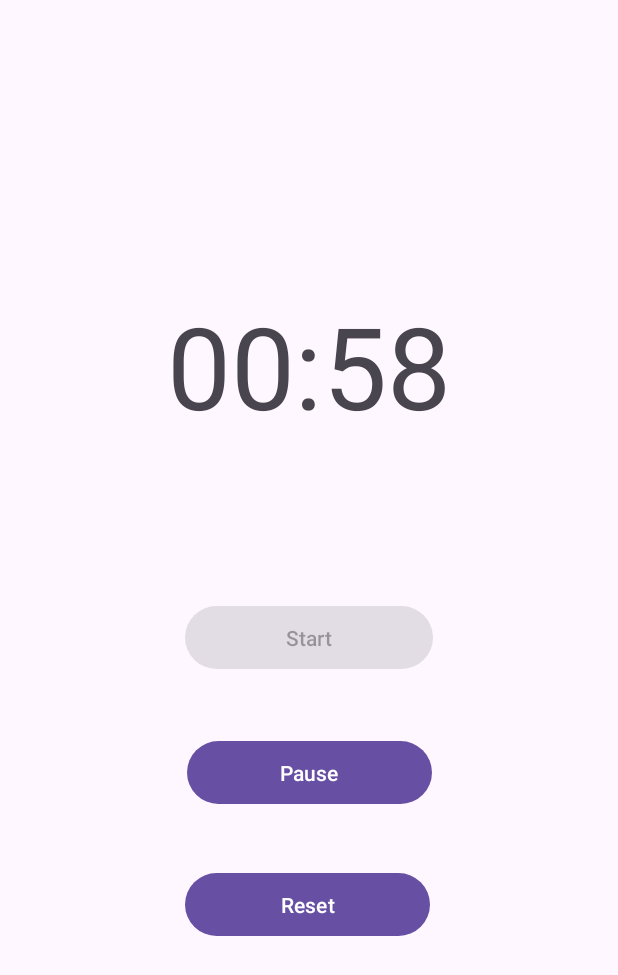
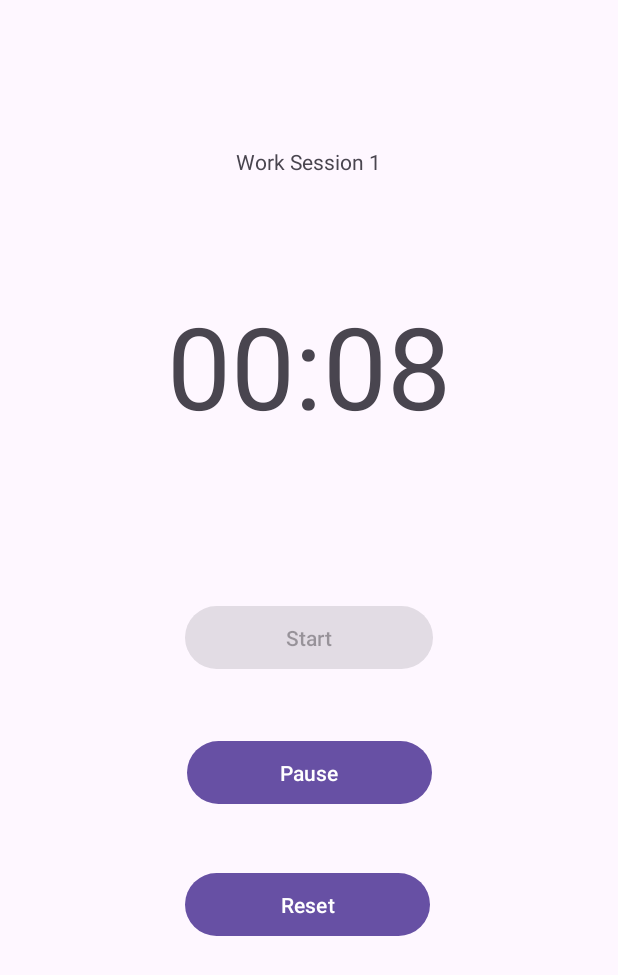
Before and after one commit to Moizsh10/Pomodoro_Technique_app, an Android app: the screen it shows after launch (MainActivity), after a tap on "Start", on a phone screen of 412 x 824 dp. Shown: the top 975 px of the screen. Run offline under Robolectric (Android 15) with nearby library versions, the phone set to English and light mode, and no system bars.

Commit message:
Completed method to track which part of pomodoro session is next. Fixed error that wouldn't allow Start button to re-enable

```diff
--- a/app/src/main/assets/test_data.csv
+++ b/app/src/main/assets/test_data.csv
@@ -1,3 +1,3 @@
-work_period,60000
-short_break_period,30000
-long_break_period,120000
+work_period,10000
+short_break_period,5000
+long_break_period,15000
--- a/app/src/main/java/com/example/pomodoro_technique_app/MainActivity.java
+++ b/app/src/main/java/com/example/pomodoro_technique_app/MainActivity.java
@@ -24,7 +24,7 @@ public class MainActivity extends AppCompatActivity {
     private int[] timerInvervals = new int[dataPoints];
     final int[] trackSessions = {4, 4, 1};
     private int[] numSessions = new int[3];
-    private int whichTime;
+    private int whichIndex;
     private boolean workSession = true;
     private boolean shortBreak = false;
 
@@ -45,14 +45,15 @@ public class MainActivity extends AppCompatActivity {
         Timer timer = new Timer();
         Button pauseButton = findViewById(R.id.pauseButton);
         Button resetButton = findViewById(R.id.resetButton);
-        whichTime = sessionTracker();
-        Log.d(TAG,"Index: "+whichTime+" chosen");
+        whichIndex = sessionTracker();
+        Log.d(TAG,"Index: "+ whichIndex +" chosen");
 
         pauseButton.setOnClickListener(new View.OnClickListener() {
             @Override
             public void onClick(View v) {
-                pausedTimeVal = pauseTimer(v, timer);
+                pausedTimeVal = pauseTimer(timer);
                 timerPaused = true;
+
                 Log.d(TAG, "Paused at Minutes: " + pausedTimeVal[0] + " Seconds: " + pausedTimeVal[1]);
             }
         });
@@ -60,7 +61,7 @@ public class MainActivity extends AppCompatActivity {
         resetButton.setOnClickListener(new View.OnClickListener() {
             @Override
             public void onClick(View v) {
-                resetTimer(v, timer);
+                resetTimer(timer);
                 timerReset = true;
             }
         });
@@ -75,21 +76,22 @@ public class MainActivity extends AppCompatActivity {
             int minutes = Integer.parseInt(pausedTimeVal[0]) * 60000;
             int seconds = Integer.parseInt(pausedTimeVal[1]) * 1000; // Multiply by 1000 to convert seconds to milliseconds
             postPauseTime = minutes+seconds;
-            startTimer(v,timer,postPauseTime);
+            startTimer(timer,postPauseTime);
             timerPaused = false;
+            Log.d(TAG, "Starting from a pause");
         }
         else {
-            startTimer(v, timer, timerInvervals[whichTime]);
+            startTimer(timer, timerInvervals[whichIndex]);
+            Log.d(TAG, "Starting from time data array");
         }
     }
 
-    public void startTimer(View start, Timer timer, int timeLen) {
+    public void startTimer(Timer timer, int timeLen) {
 
         Log.d(TAG,"Start Button clicked");
         // Disable start button
         Button startButton = findViewById(R.id.startButton);
         startButton.setEnabled(false);
-//        startButton.setVisibility(View.INVISIBLE);
 
         TextView displayTime = findViewById(R.id.timerView); // Grab the TextView being used to display time in the app
 
@@ -116,20 +118,32 @@ public class MainActivity extends AppCompatActivity {
 
                count = count - 1000; // reduce time by one second
                if (count < 0) {
-                   displayTime.setText("Timer Finished!");
-                   startButton.setEnabled(true);
-                   timer.cancel();
-                   Log.d(TAG,"Timer Finished");
+                   try {
+                       displayTime.setText("Timer Finished!");
+                       timer.cancel();
+                       runOnUiThread(new Runnable() {
+
+                           @Override
+                           public void run() {
+
+                               startButton.setEnabled(true);
+
+                           }
+                       });
+
+                       Log.d(TAG, "Timer Finished");
+                   } catch (Exception e) {
+                       Log.d(TAG,e.getMessage());
+                   }
                }
            }
        };
        timer.schedule(task, 0, 1000); // task starts immediately, with pause of 1 second between run cycles
-
         timerReset = false;
 
     }
 
-    public String[] pauseTimer(View pause, Timer timer) {
+    public String[] pauseTimer(Timer timer) {
         String[] timeVals;
 
         Log.d(TAG,"Pause Button clicked");
@@ -146,7 +160,7 @@ public class MainActivity extends AppCompatActivity {
 
         return timeVals;
     }
-    public void resetTimer(View reset, Timer timer) {
+    public void resetTimer(Timer timer) {
         Log.d(TAG,"Reset Button clicked");
         timer.cancel();
 
@@ -166,29 +180,43 @@ public class MainActivity extends AppCompatActivity {
 
     public int sessionTracker() {
         int index = 0;
+        TextView sessionIndicator = findViewById(R.id.sessionView);
         if (numSessions[0] == trackSessions[0] && numSessions[1] == trackSessions[1] && numSessions[2] == trackSessions[2]) {
             workSession = true;
             shortBreak = false;
             for (int i = 0; i < 3; i++) {
                 numSessions[i] = 0;
             }
-            index = 0;
+            // immediately start a work session again, set index equal to one so the next run is a short break
+            numSessions[0] = 1;
+            sessionIndicator.setText("Work Session" + numSessions[0]);
+            Log.d(TAG,"Reset Session");
+
+            index = 1;
+
         } else if(numSessions[0] == trackSessions[0] && numSessions[1] == trackSessions[1]){
+            workSession = true;
+            shortBreak = false;
+            numSessions[2]++;
+            index = 2;
+            sessionIndicator.setText("Long Break");
+            Log.d(TAG,"Begin long break");
+
+        } else if (workSession && numSessions[0] < trackSessions[0]) {
             workSession = false;
             shortBreak = true;
-            numSessions[2]++;
-            index = 2;
-
-        } else if (workSession && numSessions[0] < trackSessions[0]) {
-            workSession = true;
-            shortBreak = false;
             numSessions[0]++;
             index = 0;
+            sessionIndicator.setText("Work Session " + numSessions[0]);
+            Log.d(TAG,"Begin work session");
+
         } else if (shortBreak && numSessions[1] < trackSessions[1]){
             workSession = true;
             shortBreak = false;
             numSessions[1]++;
             index = 1;
+            sessionIndicator.setText("Short Break " + numSessions[1]);
+            Log.d(TAG,"Begin short break");
         }
 
         return index;
--- a/app/src/main/res/layout/activity_main.xml
+++ b/app/src/main/res/layout/activity_main.xml
@@ -51,4 +51,17 @@
         app:layout_constraintStart_toStartOf="parent"
         app:layout_constraintTop_toBottomOf="@+id/startButton" />
 
+    <TextView
+        android:id="@+id/sessionView"
+        android:layout_width="wrap_content"
+        android:layout_height="wrap_content"
+        android:layout_marginBottom="60dp"
+        android:text="@string/session"
+        app:layout_constraintBottom_toTopOf="@+id/timerView"
+        app:layout_constraintEnd_toEndOf="parent"
+        app:layout_constraintHorizontal_bias="0.498"
+        app:layout_constraintStart_toStartOf="parent"
+        app:layout_constraintTop_toTopOf="parent"
+        app:layout_constraintVertical_bias="0.865" />
+
 </androidx.constraintlayout.widget.ConstraintLayout>
--- a/app/src/main/res/values/strings.xml
+++ b/app/src/main/res/values/strings.xml
@@ -4,4 +4,5 @@
     <string name="start">Start</string>
     <string name="pause">Pause</string>
     <string name="reset">Reset</string>
+    <string name="session">Type of Session</string>
 </resources>
```
